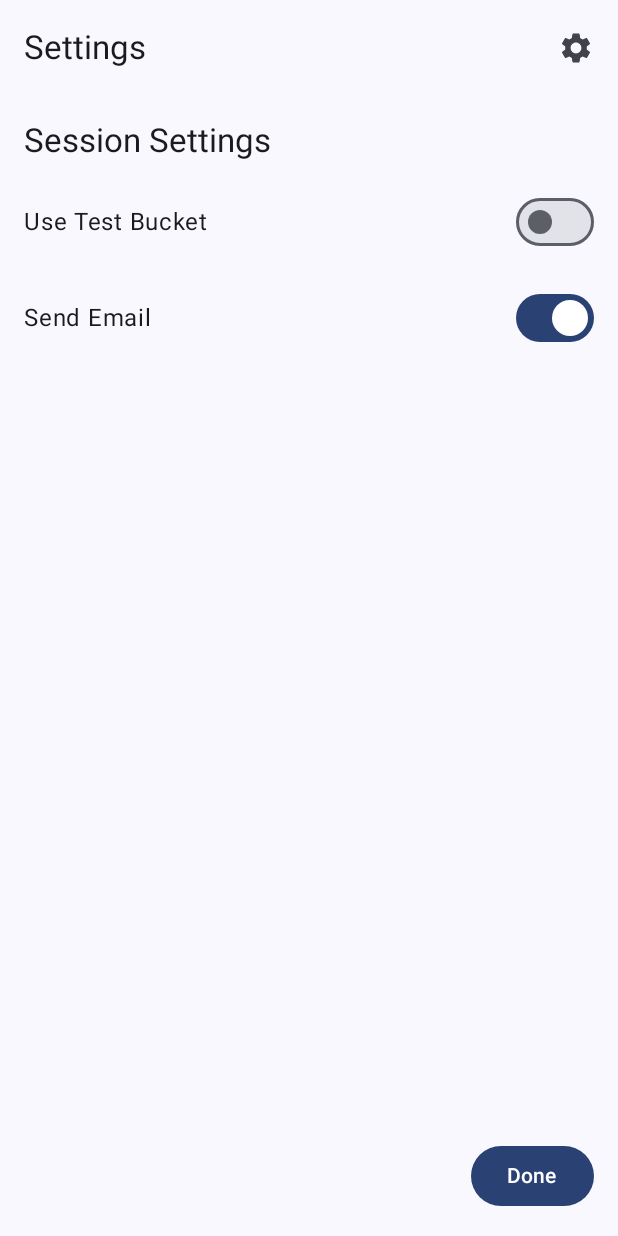
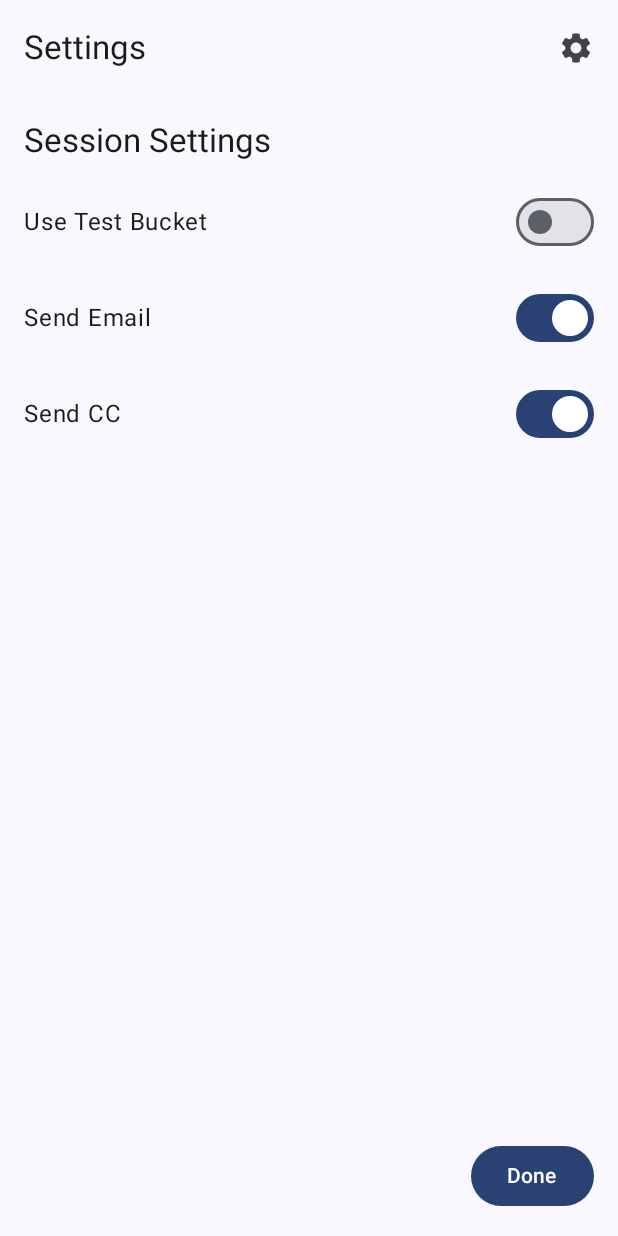
Before and after one commit to LutfiTekin/amor_fati, an Android app built with Jetpack Compose: the screen it shows after launch (MainActivity), after a tap on "Settings", on a phone screen of 412 x 824 dp. Run offline under Robolectric (Android 15) with nearby library versions, the phone set to English and light mode, and no system bars; our stand-ins replace Dagger/Hilt's generated code, Firebase (no records; nobody signed in at launch, a user with empty details on screens opened directly); pictures from the network do not load; 3 statements that could not run were skipped.

Commit message:
Refactor: Update email recipient logic and add CC toggle
- Updated `EmailAddress` to conditionally include CC recipient.
- Added `shouldSendCC` toggle in `Defaults` to control sending CC.
- Added UI for CC toggle in `SettingsScreen`.
- Modified `MailComposerRepositoryImpl` to use the updated `receivers` property of `EmailAddress`.
- Added a Preview to SettingsScreen.

```diff
--- a/app/src/main/java/tekin/luetfi/amorfati/data/repository/MailComposerRepositoryImpl.kt
+++ b/app/src/main/java/tekin/luetfi/amorfati/data/repository/MailComposerRepositoryImpl.kt
@@ -15,10 +15,7 @@ class MailComposerRepositoryImpl @Inject constructor(private val api: SendGridAp
         val envelope: Map<String, Any> = mapOf(
             "personalizations" to listOf(
                 mapOf(
-                    "to" to listOf(
-                        recipientEmail.mapped,
-                        Defaults.cc.mapped
-                    ),
+                    "to" to recipientEmail.receivers,
                     "dynamic_template_data" to dynamicData
                 )
             ),
--- a/app/src/main/java/tekin/luetfi/amorfati/ui/screens/settings/SettingsScreen.kt
+++ b/app/src/main/java/tekin/luetfi/amorfati/ui/screens/settings/SettingsScreen.kt
@@ -14,8 +14,10 @@ import androidx.compose.material3.Text
 import androidx.compose.runtime.Composable
 import androidx.compose.ui.Alignment
 import androidx.compose.ui.Modifier
+import androidx.compose.ui.tooling.preview.Preview
 import androidx.compose.ui.unit.dp
 import tekin.luetfi.amorfati.utils.Defaults
+
 
 @Composable
 fun SettingsScreen(modifier: Modifier = Modifier, onDone: () -> Unit) {
@@ -53,6 +55,20 @@ fun SettingsScreen(modifier: Modifier = Modifier, onDone: () -> Unit) {
             )
         }
 
+        //Toggle sending CC
+        Row(
+            verticalAlignment = Alignment.CenterVertically,
+            horizontalArrangement = Arrangement.SpaceBetween,
+            modifier = Modifier.fillMaxWidth()
+        ) {
+            Text("Send CC")
+            Switch(
+                checked = Defaults.shouldSendCC,
+                onCheckedChange = { Defaults.shouldSendCC = it },
+                enabled = Defaults.sendEmail
+            )
+        }
+
         Spacer(Modifier.weight(1f))
 
         Button(
@@ -63,3 +79,9 @@ fun SettingsScreen(modifier: Modifier = Modifier, onDone: () -> Unit) {
         }
     }
 }
+
+@Preview
+@Composable
+fun SettingsScreenPreview() {
+    SettingsScreen(onDone = {})
+}
--- a/app/src/main/java/tekin/luetfi/amorfati/utils/Constants.kt
+++ b/app/src/main/java/tekin/luetfi/amorfati/utils/Constants.kt
@@ -9,6 +9,7 @@ import tekin.luetfi.amorfati.domain.model.CardLore
 object Defaults{
     var useTestBucket by mutableStateOf(false)
     var sendEmail     by mutableStateOf(true)
+    var shouldSendCC by mutableStateOf(true)
     val sender = EmailAddress("readingby@lutfitek.in", "Lütfi Tekin")
     val cc = EmailAddress("cc@lutfitek.in", "Lütfi Tekin")
     val storageBucketPath = if (useTestBucket) "metaphors" else "testuploads/metaphors"
```
Also changed, not shown: app/src/main/java/tekin/luetfi/amorfati/data/remote/dto/EmailAddress.kt (+8 -0 lines).
